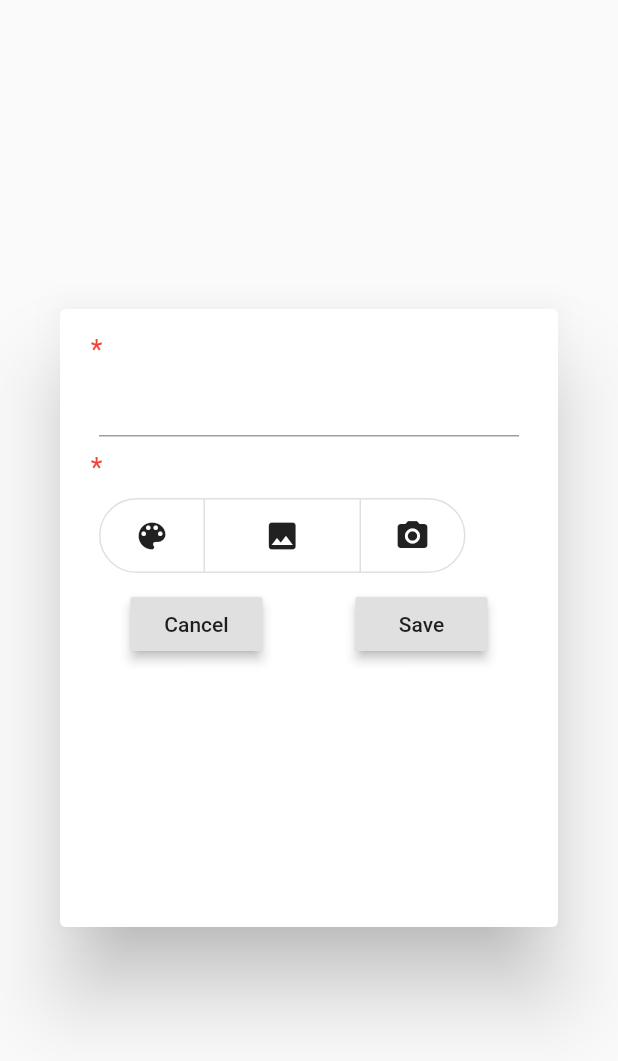
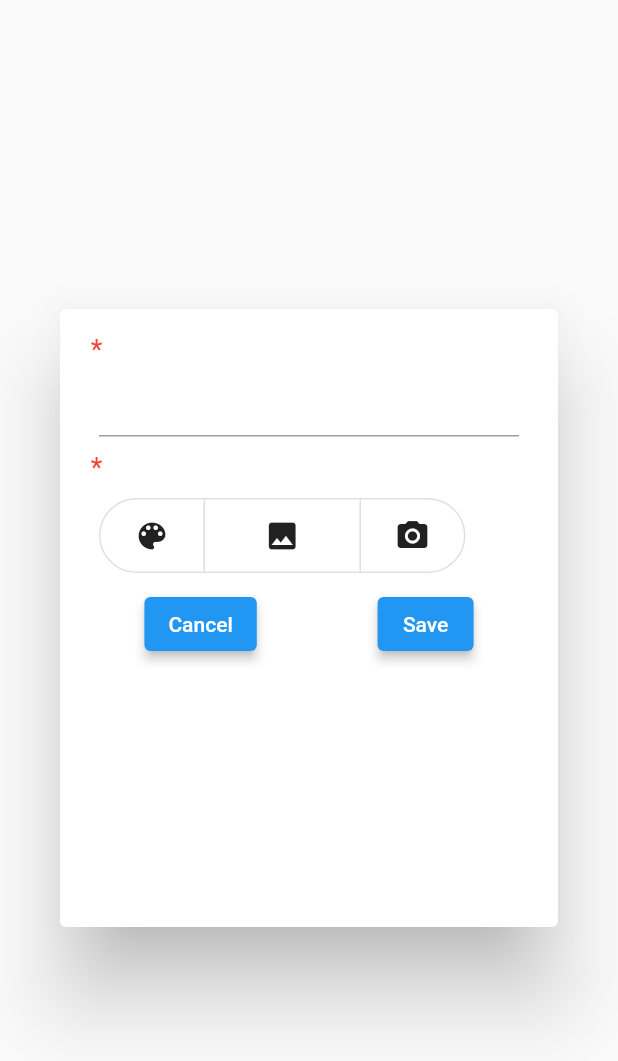
Before and after one commit to ragabelsayed/DailyDiary, a Flutter app: the DialogView widget shown alone on an empty page, opened directly, on a phone screen of 412 x 824 dp. Shown: the top 1061 px of the screen. Run offline on Flutter 3.47's test engine with Material 2 defaults, Android fonts, the phone set to English and light mode, and no system bars; our stand-ins replace flutter_colorpicker, flutter_slidable, image_picker, local_auth.

Commit message:
Code Refactor

```diff
--- a/my_daily_diary/lib/widgets/dialog_view.dart
+++ b/my_daily_diary/lib/widgets/dialog_view.dart
@@ -174,16 +174,20 @@ class _DialogViewState extends State<DialogView> {
                     mainAxisAlignment: MainAxisAlignment.spaceAround,
                     crossAxisAlignment: CrossAxisAlignment.center,
                     children: [
-                      RaisedButton(
-                        elevation: 3.0,
+                      ElevatedButton(
                         child: Text('Cancel'),
+                        style: ButtonStyle(
+                          elevation: MaterialStateProperty.all<double>(3.0),
+                        ),
                         onPressed: () {
                           _close(context);
                         },
                       ),
-                      RaisedButton(
-                        elevation: 3.0,
+                      ElevatedButton(
                         child: Text('Save'),
+                        style: ButtonStyle(
+                          elevation: MaterialStateProperty.all<double>(3.0),
+                        ),
                         onPressed: () {
                           _saveForm(context);
                         },
--- a/my_daily_diary/lib/widgets/diary_screen_widget/chapter_view.dart
+++ b/my_daily_diary/lib/widgets/diary_screen_widget/chapter_view.dart
@@ -78,13 +78,13 @@ class ChapterView extends StatelessWidget {
                             content: Text(
                                 'Are you sure that you want to delete this chapter ?'),
                             actions: [
-                              FlatButton(
+                              TextButton(
                                 child: Text('No'),
                                 onPressed: () {
                                   Navigator.of(context).pop();
                                 },
                               ),
-                              FlatButton(
+                              TextButton(
                                 child: Text('Yes'),
                                 onPressed: () {
                                   Provider.of<ChapterData>(context,
```
Also changed, not shown: my_daily_diary/lib/widgets/Lock_view.dart (+10 -10 lines), my_daily_diary/lib/widgets/diary_screen_widget/diary_list_view.dart (+1 -49 lines), my_daily_diary/lib/widgets/diary_screen_widget/diary_view.dart (+4 -4 lines).
